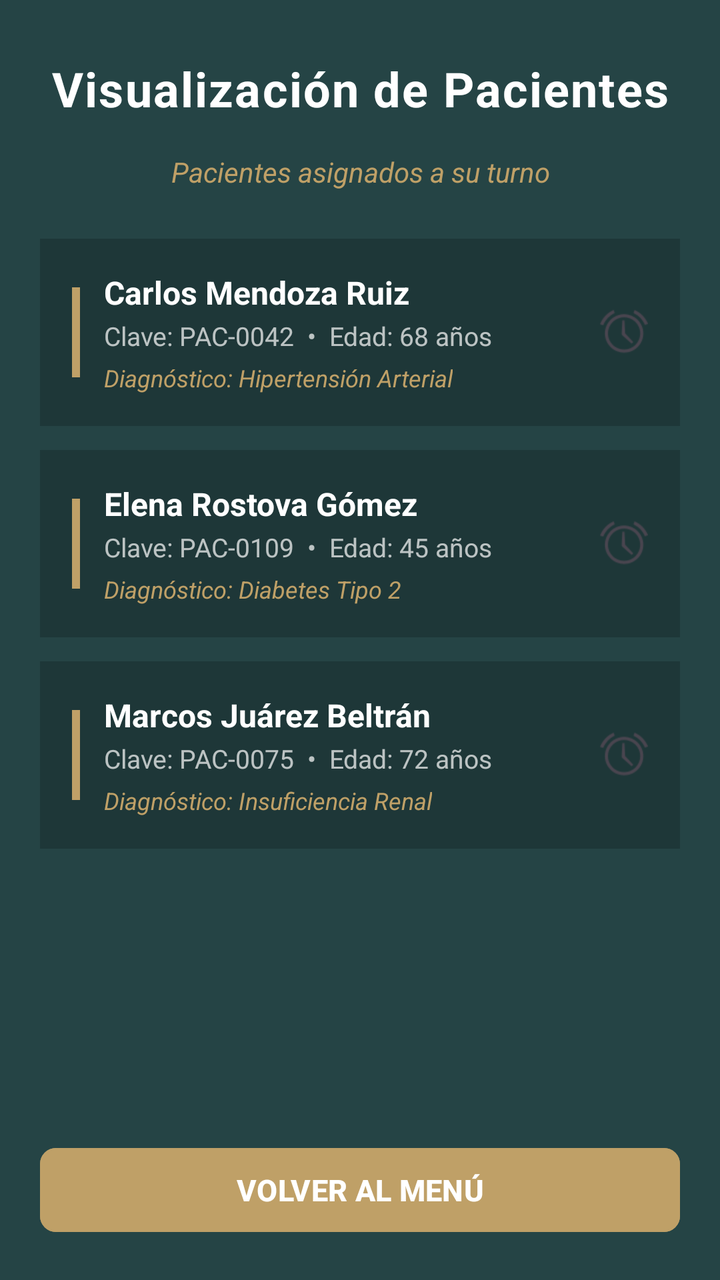
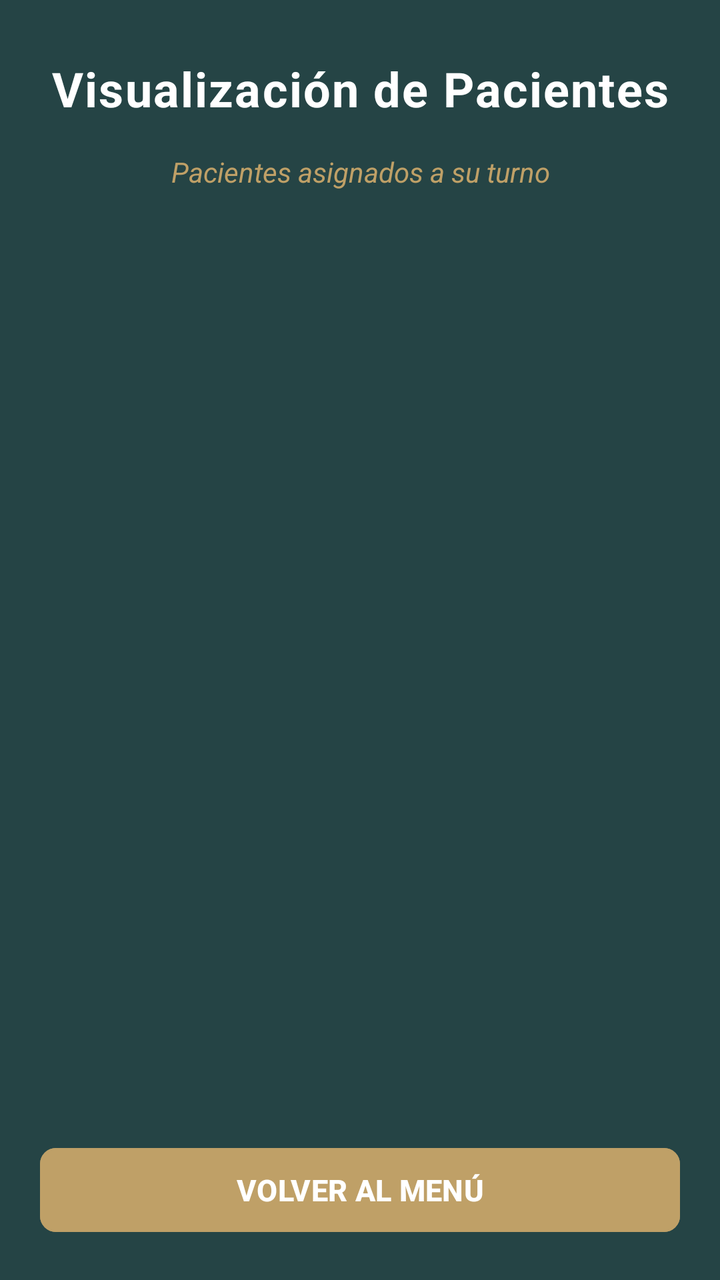

The first picture is an Android layout as it rendered before a commit; the second is the same layout after the commit. The layout source and the unified diff follow.
<!-- AndroidManifest.xml: application theme Theme.MiProyecto -->
<!-- res/layout/fragment_fragmento3.xml -->
<?xml version="1.0" encoding="utf-8"?>
<FrameLayout xmlns:android="http://schemas.android.com/apk/res/android"
    xmlns:tools="http://schemas.android.com/tools"
    android:layout_width="match_parent"
    android:layout_height="match_parent"
    tools:context=".Fragmento3"
    android:background="#254445"
  >

    
  <LinearLayout
    xmlns:android="http://schemas.android.com/apk/res/android"
    xmlns:app="http://schemas.android.com/apk/res-auto"
    xmlns:tools="http://tools.android.com/apk/res-auto"
    android:layout_width="match_parent"
    android:layout_height="match_parent"
    android:orientation="vertical"
    android:background="#254445"
    android:padding="20dp">

    
    <TextView
      android:id="@+id/textView3"
      android:layout_width="match_parent"
      android:layout_height="wrap_content"
      android:text="Visualización de Pacientes"
      android:textAlignment="center"
      android:textColor="@color/white"
      android:textSize="24sp"
      android:textStyle="bold"
      android:letterSpacing="0.03"
      android:layout_marginTop="8dp"
      android:layout_marginBottom="16dp" />

    
    <TextView
      android:layout_width="match_parent"
      android:layout_height="wrap_content"
      android:text="Pacientes asignados a su turno"
      android:textAlignment="center"
      android:textColor="#BFA067"
      android:textSize="14sp"
      android:textStyle="italic"
      android:layout_marginBottom="24dp" />

    
    <ScrollView
      android:layout_width="match_parent"
      android:layout_height="0dp"
      android:layout_weight="1"
      android:scrollbars="none">

      <LinearLayout
        android:layout_width="match_parent"
        android:layout_height="wrap_content"
        android:orientation="vertical">

        
        <LinearLayout
          android:layout_width="match_parent"
          android:layout_height="wrap_content"
          android:orientation="horizontal"
          android:background="#1E3738"
          android:padding="16dp"
          android:layout_marginBottom="12dp"
          android:gravity="center_vertical">

          
          <View
            android:layout_width="4dp"
            android:layout_height="45dp"
            android:background="#BFA067"
            android:layout_marginEnd="12dp"/>

          <LinearLayout
            android:layout_width="0dp"
            android:layout_height="wrap_content"
            android:orientation="vertical"
            android:layout_weight="1">

            <TextView
              android:layout_width="wrap_content"
              android:layout_height="wrap_content"
              android:text="Carlos Mendoza Ruiz"
              android:textColor="@color/white"
              android:textSize="16sp"
              android:textStyle="bold" />

            <TextView
              android:layout_width="wrap_content"
              android:layout_height="wrap_content"
              android:text="Clave: PAC-0042  •  Edad: 68 años"
              android:textColor="#B3FFFFFF"
              android:textSize="13sp"
              android:layout_marginTop="2dp" />

            <TextView
              android:layout_width="wrap_content"
              android:layout_height="wrap_content"
              android:text="Diagnóstico: Hipertensión Arterial"
              android:textColor="#BFA067"
              android:textSize="12sp"
              android:layout_marginTop="4dp"
              android:textStyle="italic" />
          </LinearLayout>

          
          <ImageView
            android:layout_width="24dp"
            android:layout_height="24dp"
            android:src="@android:drawable/ic_lock_idle_alarm"
            android:contentDescription="Alarma programada"
            android:backgroundTint="#BFA067" />
        </LinearLayout>

        
        <LinearLayout
          android:layout_width="match_parent"
          android:layout_height="wrap_content"
          android:orientation="horizontal"
          android:background="#1E3738"
          android:padding="16dp"
          android:layout_marginBottom="12dp"
          android:gravity="center_vertical">

          <View
            android:layout_width="4dp"
            android:layout_height="45dp"
            android:background="#BFA067"
            android:layout_marginEnd="12dp"/>

          <LinearLayout
            android:layout_width="0dp"
            android:layout_height="wrap_content"
            android:orientation="vertical"
            android:layout_weight="1">

            <TextView
              android:layout_width="wrap_content"
              android:layout_height="wrap_content"
              android:text="Elena Rostova Gómez"
              android:textColor="@color/white"
              android:textSize="16sp"
              android:textStyle="bold" />

            <TextView
              android:layout_width="wrap_content"
              android:layout_height="wrap_content"
              android:text="Clave: PAC-0109  •  Edad: 45 años"
              android:textColor="#B3FFFFFF"
              android:textSize="13sp"
              android:layout_marginTop="2dp" />

            <TextView
              android:layout_width="wrap_content"
              android:layout_height="wrap_content"
              android:text="Diagnóstico: Diabetes Tipo 2"
              android:textColor="#BFA067"
              android:textSize="12sp"
              android:layout_marginTop="4dp"
              android:textStyle="italic" />
          </LinearLayout>

          <ImageView
            android:layout_width="24dp"
            android:layout_height="24dp"
            android:src="@android:drawable/ic_lock_idle_alarm"
            android:contentDescription="Alarma programada"
            android:backgroundTint="#BFA067" />
        </LinearLayout>

        
        <LinearLayout
          android:layout_width="match_parent"
          android:layout_height="wrap_content"
          android:orientation="horizontal"
          android:background="#1E3738"
          android:padding="16dp"
          android:layout_marginBottom="12dp"
          android:gravity="center_vertical">

          <View
            android:layout_width="4dp"
            android:layout_height="45dp"
            android:background="#BFA067"
            android:layout_marginEnd="12dp"/>

          <LinearLayout
            android:layout_width="0dp"
            android:layout_height="wrap_content"
            android:orientation="vertical"
            android:layout_weight="1">

            <TextView
              android:layout_width="wrap_content"
              android:layout_height="wrap_content"
              android:text="Marcos Juárez Beltrán"
              android:textColor="@color/white"
              android:textSize="16sp"
              android:textStyle="bold" />

            <TextView
              android:layout_width="wrap_content"
              android:layout_height="wrap_content"
              android:text="Clave: PAC-0075  •  Edad: 72 años"
              android:textColor="#B3FFFFFF"
              android:textSize="13sp"
              android:layout_marginTop="2dp" />

            <TextView
              android:layout_width="wrap_content"
              android:layout_height="wrap_content"
              android:text="Diagnóstico: Insuficiencia Renal"
              android:textColor="#BFA067"
              android:textSize="12sp"
              android:layout_marginTop="4dp"
              android:textStyle="italic" />
          </LinearLayout>

          <ImageView
            android:layout_width="24dp"
            android:layout_height="24dp"
            android:src="@android:drawable/ic_lock_idle_alarm"
            android:contentDescription="Alarma programada"
            android:backgroundTint="#BFA067" />
        </LinearLayout>

      </LinearLayout>
    </ScrollView>

    
    <com.google.android.material.button.MaterialButton
      android:id="@+id/btnRegresarMenu"
      android:layout_width="match_parent"
      android:layout_height="50dp"
      android:text="VOLVER AL MENÚ"
      android:textSize="15sp"
      android:textStyle="bold"
      android:textColor="@color/white"
      android:backgroundTint="#BFA067"
      android:layout_marginTop="16dp"
      app:cornerRadius="8dp" />

  </LinearLayout>

</FrameLayout>
<!-- resources referenced by this layout -->
<resources>
  <color name="white">#FFFFFFFF</color>
  <style name="Theme.MiProyecto" parent="Base.Theme.MiProyecto" />
  <style name="Base.Theme.MiProyecto" parent="Theme.Material3.DayNight.NoActionBar">
          
          
      </style>
</resources>

<!-- the commit's change to res/layout/fragment_fragmento3.xml (unified diff, before → after) -->
@@ -1,17 +1,13 @@
 <?xml version="1.0" encoding="utf-8"?>
 <FrameLayout xmlns:android="http://schemas.android.com/apk/res/android"
-    xmlns:tools="http://schemas.android.com/tools"
-    android:layout_width="match_parent"
-    android:layout_height="match_parent"
-    tools:context=".Fragmento3"
-    android:background="#254445"
-  >
+  xmlns:tools="http://schemas.android.com/tools"
+  xmlns:app="http://schemas.android.com/apk/res-auto"
+  android:layout_width="match_parent"
+  android:layout_height="match_parent"
+  tools:context=".Fragmento3"
+  android:background="#254445">
 
-    
   <LinearLayout
-    xmlns:android="http://schemas.android.com/apk/res/android"
-    xmlns:app="http://schemas.android.com/apk/res-auto"
-    xmlns:tools="http://tools.android.com/apk/res-auto"
     android:layout_width="match_parent"
     android:layout_height="match_parent"
     android:orientation="vertical"
@@ -44,189 +40,12 @@
       android:layout_marginBottom="24dp" />
 
     
-    <ScrollView
+    <androidx.recyclerview.widget.RecyclerView
+      android:id="@+id/rvPacientesTurno"
       android:layout_width="match_parent"
       android:layout_height="0dp"
       android:layout_weight="1"
-      android:scrollbars="none">
-
-      <LinearLayout
-        android:layout_width="match_parent"
-        android:layout_height="wrap_content"
-        android:orientation="vertical">
-
-        
-        <LinearLayout
-          android:layout_width="match_parent"
-          android:layout_height="wrap_content"
-          android:orientation="horizontal"
-          android:background="#1E3738"
-          android:padding="16dp"
-          android:layout_marginBottom="12dp"
-          android:gravity="center_vertical">
-
-          
-          <View
-            android:layout_width="4dp"
-            android:layout_height="45dp"
-            android:background="#BFA067"
-            android:layout_marginEnd="12dp"/>
-
-          <LinearLayout
-            android:layout_width="0dp"
-            android:layout_height="wrap_content"
-            android:orientation="vertical"
-            android:layout_weight="1">
-
-            <TextView
-              android:layout_width="wrap_content"
-              android:layout_height="wrap_content"
-              android:text="Carlos Mendoza Ruiz"
-              android:textColor="@color/white"
-              android:textSize="16sp"
-              android:textStyle="bold" />
-
-            <TextView
-              android:layout_width="wrap_content"
-              android:layout_height="wrap_content"
-              android:text="Clave: PAC-0042  •  Edad: 68 años"
-              android:textColor="#B3FFFFFF"
-              android:textSize="13sp"
-              android:layout_marginTop="2dp" />
-
-            <TextView
-              android:layout_width="wrap_content"
-              android:layout_height="wrap_content"
-              android:text="Diagnóstico: Hipertensión Arterial"
-              android:textColor="#BFA067"
-              android:textSize="12sp"
-              android:layout_marginTop="4dp"
-              android:textStyle="italic" />
-          </LinearLayout>
-
-          
-          <ImageView
-            android:layout_width="24dp"
-            android:layout_height="24dp"
-            android:src="@android:drawable/ic_lock_idle_alarm"
-            android:contentDescription="Alarma programada"
-            android:backgroundTint="#BFA067" />
-        </LinearLayout>
-
-        
-        <LinearLayout
-          android:layout_width="match_parent"
-          android:layout_height="wrap_content"
-          android:orientation="horizontal"
-          android:background="#1E3738"
-          android:padding="16dp"
-          android:layout_marginBottom="12dp"
-          android:gravity="center_vertical">
-
-          <View
-            android:layout_width="4dp"
-            android:layout_height="45dp"
-            android:background="#BFA067"
-            android:layout_marginEnd="12dp"/>
-
-          <LinearLayout
-            android:layout_width="0dp"
-            android:layout_height="wrap_content"
-            android:orientation="vertical"
-            android:layout_weight="1">
-
-            <TextView
-              android:layout_width="wrap_content"
-              android:layout_height="wrap_content"
-              android:text="Elena Rostova Gómez"
-              android:textColor="@color/white"
-              android:textSize="16sp"
-              android:textStyle="bold" />
-
-            <TextView
-              android:layout_width="wrap_content"
-              android:layout_height="wrap_content"
-              android:text="Clave: PAC-0109  •  Edad: 45 años"
-              android:textColor="#B3FFFFFF"
-              android:textSize="13sp"
-              android:layout_marginTop="2dp" />
-
-            <TextView
-              android:layout_width="wrap_content"
-              android:layout_height="wrap_content"
-              android:text="Diagnóstico: Diabetes Tipo 2"
-              android:textColor="#BFA067"
-              android:textSize="12sp"
-              android:layout_marginTop="4dp"
-              android:textStyle="italic" />
-          </LinearLayout>
-
-          <ImageView
-            android:layout_width="24dp"
-            android:layout_height="24dp"
-            android:src="@android:drawable/ic_lock_idle_alarm"
-            android:contentDescription="Alarma programada"
-            android:backgroundTint="#BFA067" />
-        </LinearLayout>
-
-        
-        <LinearLayout
-          android:layout_width="match_parent"
-          android:layout_height="wrap_content"
-          android:orientation="horizontal"
-          android:background="#1E3738"
-          android:padding="16dp"
-          android:layout_marginBottom="12dp"
-          android:gravity="center_vertical">
-
-          <View
-            android:layout_width="4dp"
-            android:layout_height="45dp"
-            android:background="#BFA067"
-            android:layout_marginEnd="12dp"/>
-
-          <LinearLayout
-            android:layout_width="0dp"
-            android:layout_height="wrap_content"
-            android:orientation="vertical"
-            android:layout_weight="1">
-
-            <TextView
-              android:layout_width="wrap_content"
-              android:layout_height="wrap_content"
-              android:text="Marcos Juárez Beltrán"
-              android:textColor="@color/white"
-              android:textSize="16sp"
-              android:textStyle="bold" />
-
-            <TextView
-              android:layout_width="wrap_content"
-              android:layout_height="wrap_content"
-              android:text="Clave: PAC-0075  •  Edad: 72 años"
-              android:textColor="#B3FFFFFF"
-              android:textSize="13sp"
-              android:layout_marginTop="2dp" />
-
-            <TextView
-              android:layout_width="wrap_content"
-              android:layout_height="wrap_content"
-              android:text="Diagnóstico: Insuficiencia Renal"
-              android:textColor="#BFA067"
-              android:textSize="12sp"
-              android:layout_marginTop="4dp"
-              android:textStyle="italic" />
-          </LinearLayout>
-
-          <ImageView
-            android:layout_width="24dp"
-            android:layout_height="24dp"
-            android:src="@android:drawable/ic_lock_idle_alarm"
-            android:contentDescription="Alarma programada"
-            android:backgroundTint="#BFA067" />
-        </LinearLayout>
-
-      </LinearLayout>
-    </ScrollView>
+      android:scrollbars="vertical" />
 
     
     <com.google.android.material.button.MaterialButton
